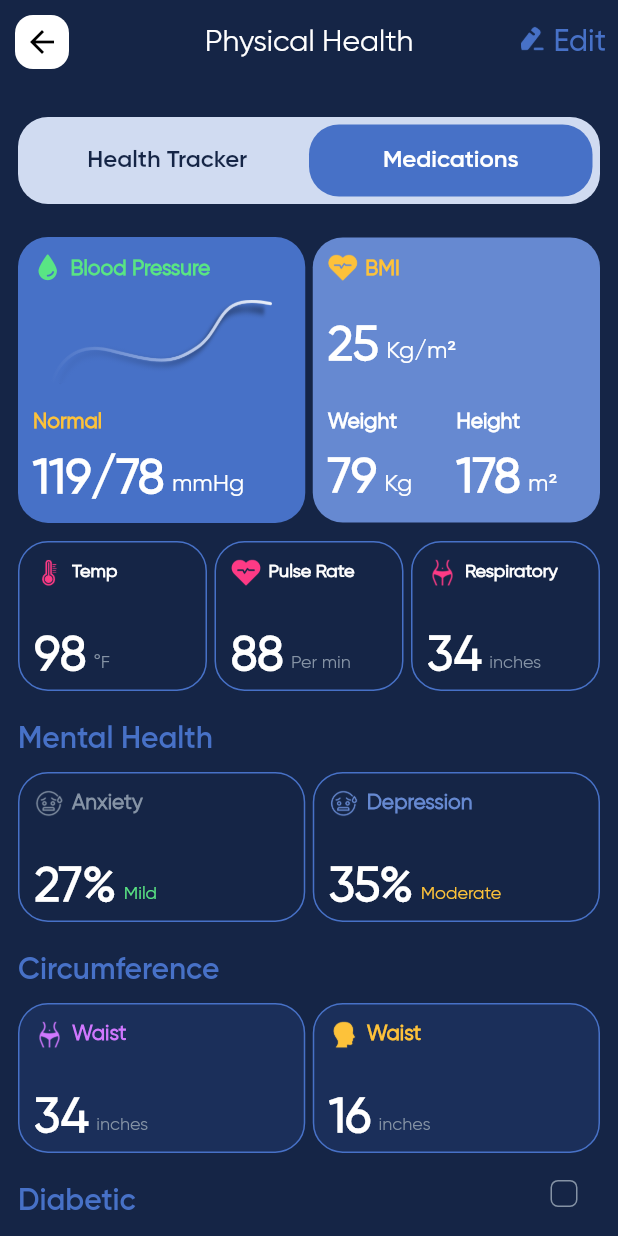
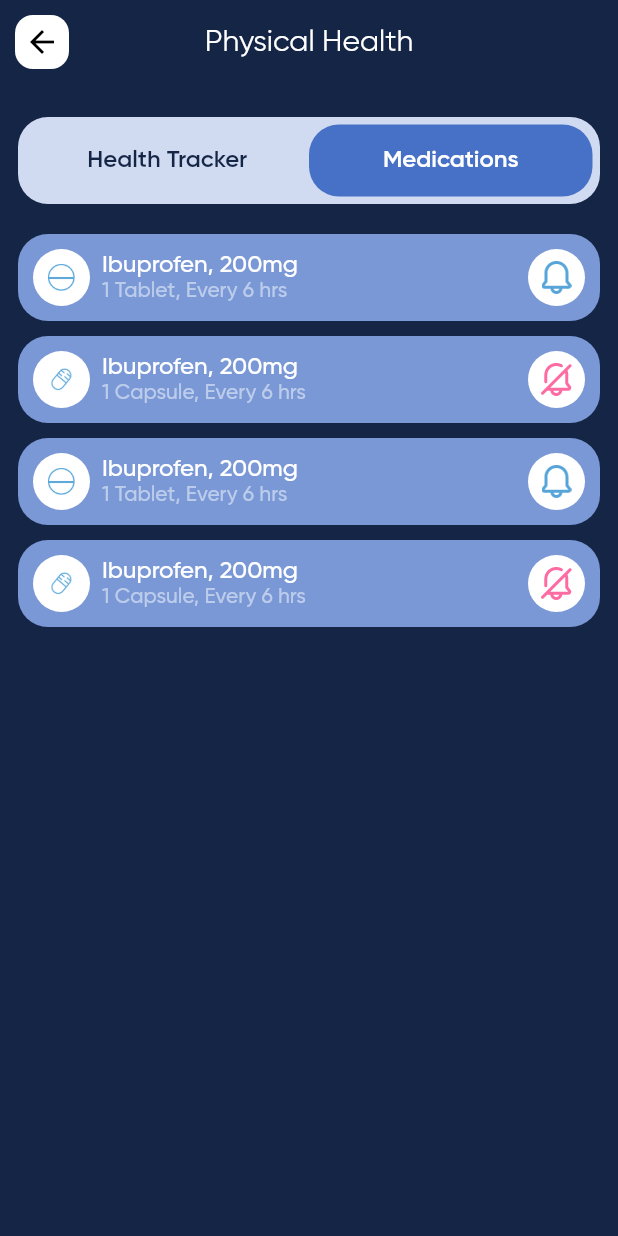
Before and after one commit to nabeel-khanjee/product-list, a Flutter app: the PhysicalHealthScreen screen opened by its route, after a tap on "Medications", on a phone screen of 412 x 824 dp. Run offline on Flutter 3.47's test engine with Material 2 defaults, Android fonts, the phone set to English and light mode, and no system bars; our stand-ins replace bloc, dio, dots_indicator, easy_localization, equatable, flutter_advanced_drawer and 8 more; missing offline and left inert: flutter_material_color_picker; accounts and stored records are empty.

Commit message:
medication screen completed

```diff
--- a/lib/src/app/app_export.dart
+++ b/lib/src/app/app_export.dart
@@ -1,12 +1,15 @@
 export 'package:easy_localization/easy_localization.dart' hide TextDirection;
 export 'package:provider_app/src/components/card_formater.dart';
+export 'package:provider_app/src/pages/physical_health/inner_pages/medications/components/medication_tile_widget.dart';
+export 'package:provider_app/src/pages/physical_health/inner_pages/medications/model/medication.dart';
+
 export 'package:provider_app/src/components/text_field_component.dart';
 export 'package:provider_app/src/pages/demographic/components/dropdown_component_profile.dart';
 export 'package:provider_app/src/pages/demographic/inner_screens/patient_detail/components/patient_detail_screen_form.dart';
 export 'package:provider_app/src/pages/demographic/inner_screens/patient_detail/components/date_picker_and_dropdown_widget.dart';
 export 'package:provider_app/src/pages/demographic/components/title_demographics_main_page_inner_heading.dart';
 export 'package:provider_app/src/pages/demographic/inner_screens/patient_detail/components/date_picker_component.dart';
-export  'package:provider_app/src/pages/physical_health/inner_pages/health_tracker/components/health_track_reading_widget.dart';
+export 'package:provider_app/src/pages/physical_health/inner_pages/health_tracker/components/health_track_reading_widget.dart';
 export 'package:provider_app/src/pages/physical_health/inner_pages/health_tracker/components/blood_pressure_and_bmi_widget.dart';
 export 'package:provider_app/src/pages/physical_health/inner_pages/health_tracker/components/temp_pulserate_respiratory_widget.dart';
 export 'package:provider_app/src/pages/physical_health/inner_pages/health_tracker/components/mental_health_tracking_widget.dart';
--- a/lib/src/constant/assets_constants.dart
+++ b/lib/src/constant/assets_constants.dart
@@ -45,5 +45,10 @@ class AssetsConstants {
   static const String diabeticIcon = 'assets/icon/diabetic_icon.png';
   static const String depressionIcon = 'assets/icon/depression_icon.png';
   static const String anxietyIcon = 'assets/icon/anxiety_icon.png';
- static const String editTextIcon = 'assets/icon/edit_text_icon.png';
+  static const String editTextIcon = 'assets/icon/edit_text_icon.png';
+  static const String capsuleIcon = 'assets/icon/capsule_icon.png';
+  static const String tabletIcon = 'assets/icon/tablet_icon.png';
+static const String isEnableIconMedications =  'assets/icon/is_enable_icon_medications.png';
+static const String isDisableIconMedications =  'assets/icon/is_disable_icon_medication.png';
+
 }
--- a/lib/src/constant/language_constants/english.dart
+++ b/lib/src/constant/language_constants/english.dart
@@ -1,5 +1,8 @@
 class EnglishConstant {
   static Map<String, String> englishLabels = {
+    'tablet': 'Tablet',
+    'hrs': 'hrs',
+    'every': 'Every',
     'mgPerDl': 'mg/dl',
     'anxiety': 'Anxiety',
     'depression': 'Depression',
--- a/lib/src/constant/string_constants.dart
+++ b/lib/src/constant/string_constants.dart
@@ -3,7 +3,11 @@ import 'package:provider_app/src/app/app_export.dart';
 class StringConstants {
   static String language = 'ur_PK';
 
-  static String get mgPerDl=> _getLang('mgPerDl');
+  static String get tablet => _getLang('tablet');
+
+  static String get hrs => _getLang('hrs');
+  static String get every => _getLang('every');
+  static String get mgPerDl => _getLang('mgPerDl');
   static String get anxiety => _getLang('anxiety');
   static String get depression => _getLang('depression');
   static String get mild => _getLang('mild');
--- /dev/null
+++ b/lib/src/pages/physical_health/inner_pages/medications/components/medication_tile_widget.dart
@@ -0,0 +1,77 @@
+import 'package:provider_app/src/app/app_export.dart';
+
+class MedicationTileWidget extends StatelessWidget {
+  const MedicationTileWidget({
+    super.key,
+    required this.element,
+  });
+
+  final MapEntry<int, Medications> element;
+  @override
+  Widget build(BuildContext context) {
+    return Container(
+      margin: const EdgeInsets.only(top: 10),
+      padding: const EdgeInsets.all(10),
+      decoration: BoxDecoration(
+          color: lighten(getThemeColor(context), 0.13),
+          borderRadius: BorderRadius.circular(20)),
+      child: Row(
+        children: [
+          Container(
+            height: 38,
+            width: 38,
+            padding: const EdgeInsets.all(10),
+            decoration: BoxDecoration(
+                color: ColorConstants.white,
+                borderRadius: BorderRadius.circular(100)),
+            child: Image.asset(
+              element.value.type == StringConstants.tablet
+                  ? AssetsConstants.tabletIcon
+                  : AssetsConstants.capsuleIcon,
+              height: 14.2,
+              width: 14.2,
+            ),
+          ),
+          Expanded(
+            child: Padding(
+              padding: const EdgeInsets.symmetric(horizontal: 8.0),
+              child: Column(
+                mainAxisAlignment: MainAxisAlignment.center,
+                crossAxisAlignment: CrossAxisAlignment.start,
+                children: [
+                  Text(
+                    '${element.value.title}, ${element.value.dose}',
+                    style: Theme.of(context).textTheme.bodyMedium!.copyWith(
+                          fontFamily: FontConstantc.gilroyMedium,
+                        ),
+                  ),
+                  Text(
+                    '${element.value.number.toString()} ${element.value.type}, ${StringConstants.every} ${element.value.inEvery.toString()} ${StringConstants.hrs}',
+                    style: Theme.of(context).textTheme.bodySmall!.copyWith(
+                        fontFamily: FontConstantc.gilroyMedium,
+                        color: lighten(getThemeColor(context), 0.3)),
+                  ),
+                ],
+              ),
+            ),
+          ),
+          Container(
+            height: 38,
+            width: 38,
+            padding: const EdgeInsets.all(8),
+            decoration: BoxDecoration(
+                color: ColorConstants.white,
+                borderRadius: BorderRadius.circular(100)),
+            child: Image.asset(
+              element.value.isNotification
+                  ? AssetsConstants.isEnableIconMedications
+                  : AssetsConstants.isDisableIconMedications,
+              height: 22.2,
+              width: 22.2,
+            ),
+          ),
+        ],
+      ),
+    );
+  }
+}
--- a/lib/src/pages/physical_health/inner_pages/medications/medications_screen.dart
+++ b/lib/src/pages/physical_health/inner_pages/medications/medications_screen.dart
@@ -0,0 +1,52 @@
+import 'package:provider_app/src/app/app_export.dart';
+
+class MadicationsScreen extends StatelessWidget {
+  const MadicationsScreen({super.key});
+
+  @override
+  Widget build(BuildContext context) {
+    List<Medications> medications = [
+      Medications(
+        title: 'Ibuprofen',
+        dose: '200mg',
+        type: StringConstants.tablet,
+        isNotification: true,
+        number: 1,
+        inEvery: 6,
+      ),
+      Medications(
+        title: 'Ibuprofen',
+        dose: '200mg',
+        type: 'Capsule',
+        isNotification: false,
+        number: 1,
+        inEvery: 6,
+      ),
+      Medications(
+        title: 'Ibuprofen',
+        dose: '200mg',
+        type: StringConstants.tablet,
+        isNotification: true,
+        number: 1,
+        inEvery: 6,
+      ),
+      Medications(
+        title: 'Ibuprofen',
+        dose: '200mg',
+        type: 'Capsule',
+        isNotification: false,
+        number: 1,
+        inEvery: 6,
+      ),
+    ];
+    return SingleChildScrollView(
+      child: Column(
+        children: medications
+            .asMap()
+            .entries
+            .map((element) => MedicationTileWidget(element: element))
+            .toList(),
+      ),
+    );
+  }
+}
--- /dev/null
+++ b/lib/src/pages/physical_health/inner_pages/medications/model/medication.dart
@@ -0,0 +1,16 @@
+class Medications {
+  final String title;
+  final String dose;
+  final String type;
+  final bool isNotification;
+  final int number;
+  final int inEvery;
+
+  Medications(
+      {required this.title,
+      required this.dose,
+      required this.type,
+      required this.isNotification,
+      required this.number,
+      required this.inEvery});
+}
--- a/lib/src/pages/physical_health/physical_health_screen.dart
+++ b/lib/src/pages/physical_health/physical_health_screen.dart
@@ -4,6 +4,7 @@ import 'package:provider_app/src/components/main_scaffold.dart';
 import 'package:provider_app/src/pages/demographic/components/indicator_widgets.dart';
 import 'package:provider_app/src/pages/demographic/components/profile_indicators_widgets.dart';
 import 'package:provider_app/src/pages/physical_health/inner_pages/health_tracker/health_tracker_screen.dart';
+import 'package:provider_app/src/pages/physical_health/inner_pages/medications/medications_screen.dart';
 
 class PhysicalHealthScreen extends StatefulWidget {
   const PhysicalHealthScreen({super.key});
@@ -22,7 +23,8 @@ class _PhysicalHealthScreenState extends State<PhysicalHealthScreen> {
             isGradient: false,
             title: StringConstants.physicalHealth,
             isBackAppBar: true,
-            actionTextButton: Padding(
+            actionTextButton: currentPage == 0
+                ? Padding(
                     padding: const EdgeInsets.all(8.0),
                     child: InkWell(
                         onTap: () {},
@@ -35,13 +37,17 @@ class _PhysicalHealthScreenState extends State<PhysicalHealthScreen> {
                             ),
                             Text(
                               StringConstants.edit,
-                        style: Theme.of(context).textTheme.titleLarge!.copyWith(
+                              style: Theme.of(context)
+                                  .textTheme
+                                  .titleLarge!
+                                  .copyWith(
                                       color: getThemeColor(context),
                                       fontFamily: FontConstantc.gilroyMedium),
                             ),
                           ],
                         )),
-            ),
+                  )
+                : null,
             isTitleTowLines: false),
         body: Container(
           margin: const EdgeInsets.all(12),
@@ -70,8 +76,9 @@ class _PhysicalHealthScreenState extends State<PhysicalHealthScreen> {
             ]),
             Expanded(
               child: PageView(
+                physics: const NeverScrollableScrollPhysics(),
                 controller: pageController,
-                children: const [HealthTrackerScreem()],
+                children: const [HealthTrackerScreem(), MadicationsScreen()],
               ),
             )
           ]),
```
Also changed, not shown: assets/icon/capsule_icon.png (added), assets/icon/is_disable_icon_medication.png (added), assets/icon/is_enable_icon_medications.png (added), assets/icon/tablet_icon.png (added). Lines whose indentation alone changed are shown as unchanged.
